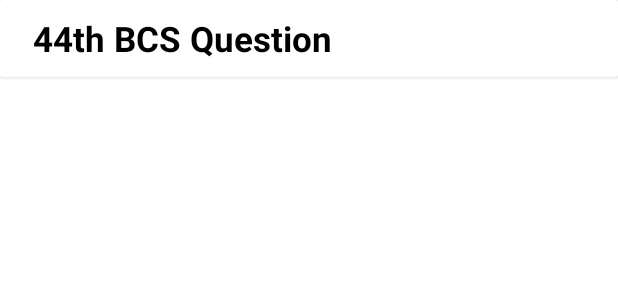
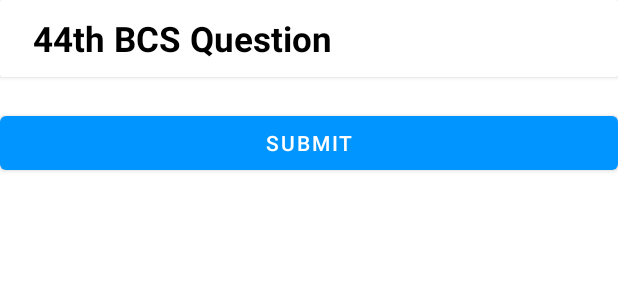
Before and after one commit to emon2002926/BcsPro, an Android app: the layout activity_question_list.xml on its own in the app's theme, with its tools: preview values and no code run, on a phone screen of 412 x 824 dp. Shown: the top 300 px of the screen. Run offline under Robolectric (Android 15) with nearby library versions, the phone set to English and light mode, and no system bars; network calls fail.

Commit message:
simple change

```diff
--- a/app/src/main/java/com/example/recreatequize/McqTestActivity.java
+++ b/app/src/main/java/com/example/recreatequize/McqTestActivity.java
@@ -323,6 +323,7 @@ public class McqTestActivity extends AppCompatActivity {
                                 questionslists.add(questionList);
 
 
+
                                 // Display the data in a TextView
 //                                textView.setText(name + " - " + email + " - " + age);
                             }
@@ -381,7 +382,6 @@ public class McqTestActivity extends AppCompatActivity {
                 quizTimer.setText(genarateTime);
 
             }
-
             @Override
             public void onFinish() {
 
--- a/app/src/main/res/layout/activity_question_list.xml
+++ b/app/src/main/res/layout/activity_question_list.xml
@@ -8,7 +8,14 @@
     tools:context=".QuestionListActivity">
 
 
+<ScrollView
+    android:layout_width="match_parent"
+    android:layout_height="match_parent">
 
+
+    <RelativeLayout
+        android:layout_width="wrap_content"
+        android:layout_height="wrap_content">
         <androidx.cardview.widget.CardView
             android:layout_width="match_parent"
             android:layout_height="wrap_content"
@@ -28,6 +35,7 @@
                     android:layout_marginTop="10dp"
                     android:layout_marginBottom="10dp"
                     android:textSize="23sp"
+                    android:id="@+id/topTv"
                     android:textStyle="bold"
                     android:text="  44th BCS Question "
                     />
@@ -46,4 +54,21 @@
             android:layout_marginTop="20dp"
             tools:ignore="MissingConstraints" />
 
+
+        <Button
+            android:layout_width="match_parent"
+            android:layout_height="wrap_content"
+            android:text="Submit"
+            android:layout_below="@id/recview"
+            />
+
+
     </RelativeLayout>
+
+
+
+</ScrollView>
+
+
+
+</RelativeLayout>
```
Also changed, not shown: app/src/main/java/com/example/recreatequize/QuestionListActivity.java (+11 -6 lines), app/src/main/java/com/example/recreatequize/adapter/myadapter.java (+133 -85 lines). Lines whose indentation alone changed are shown as unchanged.
